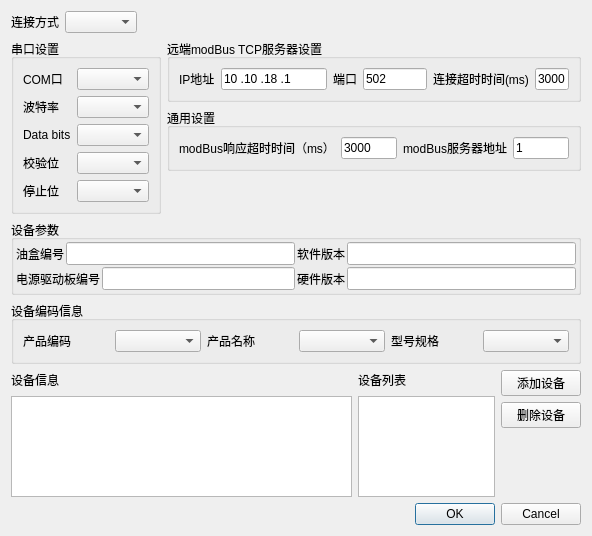
Before: the Qt Designer form hv_connsettings.ui in curious-heart/X-exposer-tool, drawn with Qt 5.
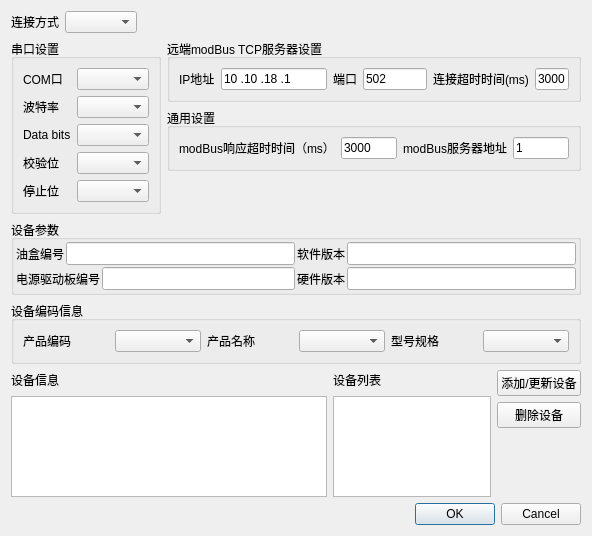
After: the same form once the commit is applied.

What changed in the file:
```diff
--- a/hv_connsettings.ui
+++ b/hv_connsettings.ui
@@ -518,7 +518,7 @@
     </widget>
    </item>
    <item>
-    <layout class="QHBoxLayout" name="horizontalLayout_16" stretch="5,2,1">
+    <layout class="QHBoxLayout" name="horizontalLayout_16" stretch="4,2,1">
      <item>
       <layout class="QVBoxLayout" name="verticalLayout_5">
        <item>
@@ -590,7 +590,7 @@
        <item>
         <widget class="QPushButton" name="addDevPBtn">
          <property name="text">
-          <string>添加设备</string>
+          <string>添加/更新设备</string>
          </property>
         </widget>
        </item>
```
